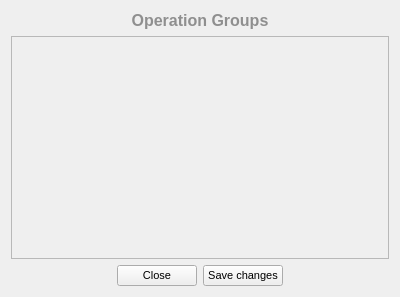
First picture: the form in billeUI/uis/opgroups_browser_widget.ui, repository Igna11/Billetera2.0, before the edit.
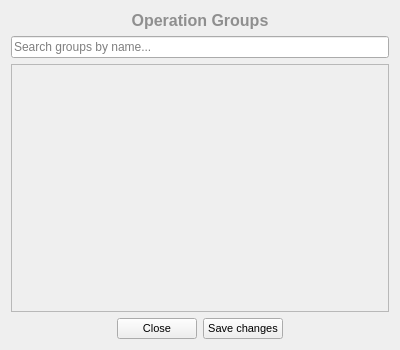
Second picture: the form after the edit.

```diff
--- a/billeUI/uis/opgroups_browser_widget.ui
+++ b/billeUI/uis/opgroups_browser_widget.ui
@@ -7,13 +7,13 @@
     <x>0</x>
     <y>0</y>
     <width>400</width>
-    <height>297</height>
+    <height>350</height>
    </rect>
   </property>
   <property name="windowTitle">
    <string>Form</string>
   </property>
-  <layout class="QVBoxLayout" name="verticalLayout" stretch="0,0,0">
+  <layout class="QVBoxLayout" name="verticalLayout" stretch="0,0,0,0">
    <item>
     <widget class="QLabel" name="label">
      <property name="text">
@@ -21,6 +21,13 @@
      </property>
     </widget>
    </item>
+   <item>
+    <widget class="QLineEdit" name="search_line_edit">
+     <property name="placeholderText">
+      <string>Search groups by name...</string>
+     </property>
+    </widget>
+   </item>
    <item>
     <widget class="QScrollArea" name="scrollArea">
      <property name="widgetResizable">
```
